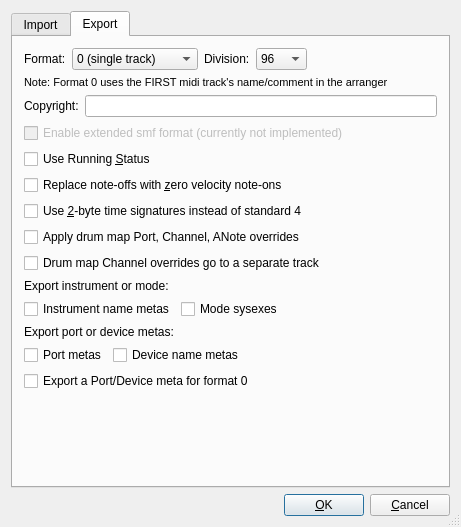
Before: the Qt Designer form src/muse/components/configmidifilebase.ui in emrum/muse, drawn with Qt 5.
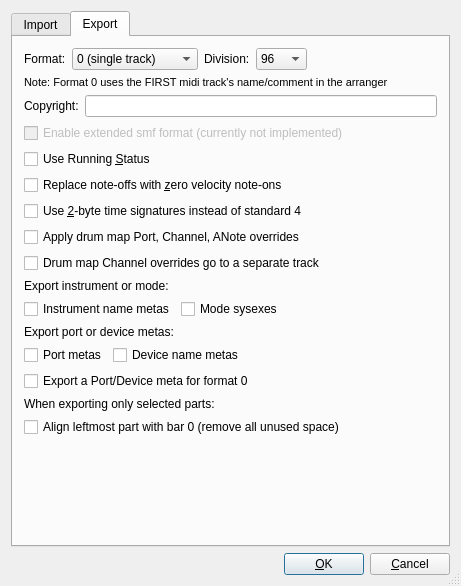
After: the same form once the commit is applied. The open tabs and pages were chosen to show the change.

Patch:
```diff
--- a/src/muse/components/configmidifilebase.ui
+++ b/src/muse/components/configmidifilebase.ui
@@ -7,7 +7,7 @@
     <x>0</x>
     <y>0</y>
     <width>461</width>
-    <height>527</height>
+    <height>586</height>
    </rect>
   </property>
   <property name="windowTitle">
@@ -471,6 +471,23 @@
          </property>
         </widget>
        </item>
+       <item>
+        <widget class="QLabel" name="label_4">
+         <property name="text">
+          <string>When exporting only selected parts:</string>
+         </property>
+         <property name="alignment">
+          <set>Qt::AlignLeading|Qt::AlignLeft|Qt::AlignVCenter</set>
+         </property>
+        </widget>
+       </item>
+       <item>
+        <widget class="QCheckBox" name="exportSelectedPartsAlignBar0">
+         <property name="text">
+          <string>Align leftmost part with bar 0 (remove all unused space)</string>
+         </property>
+        </widget>
+       </item>
        <item>
         <spacer name="verticalSpacer">
          <property name="orientation">
```
Left out of the diff: 2 changed lines with no effect on the pictures.
